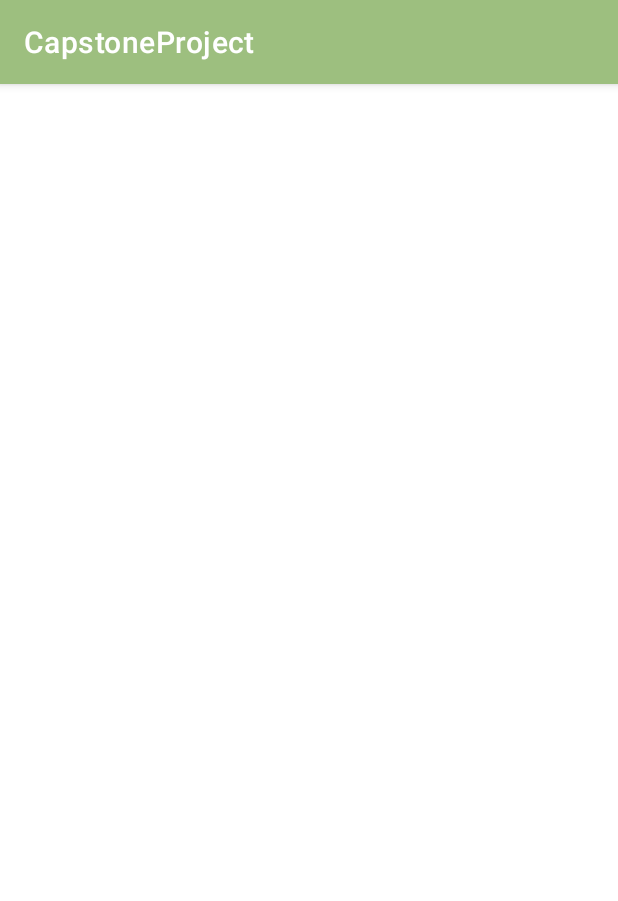
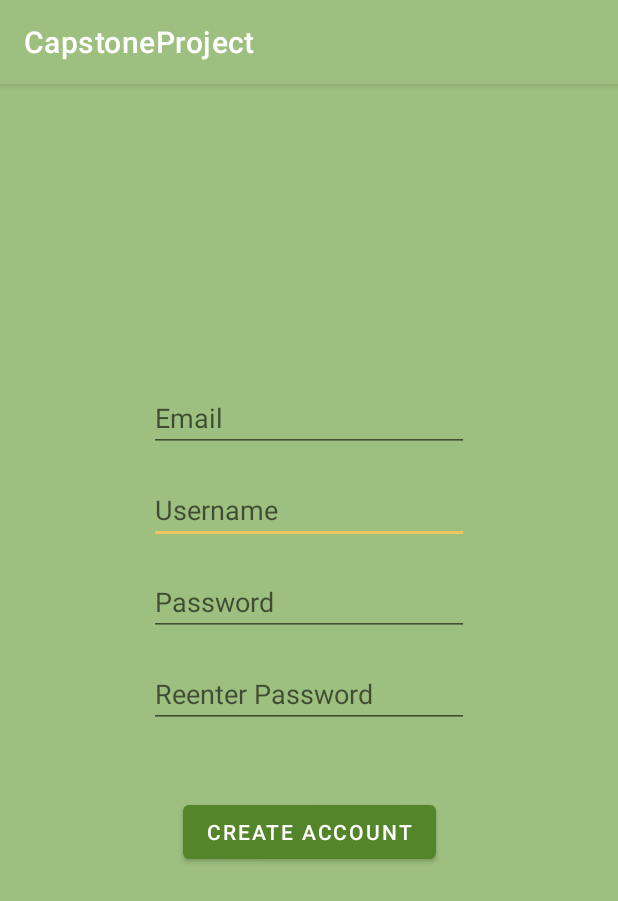
Before and after one commit to cmdmac23/CapstoneProject, an Android app: the CreateAccount screen opened directly, with no data from a screen before it, on a phone screen of 412 x 824 dp. Shown: the top 901 px of the screen. Run offline under Robolectric (Android 15) with nearby library versions, the phone set to English and light mode, and no system bars.

Commit message:
create account update + authentication support

```diff
--- a/app/src/main/java/com/example/capstoneproject/ApiObject.java
+++ b/app/src/main/java/com/example/capstoneproject/ApiObject.java
@@ -1,4 +1,9 @@
 package com.example.capstoneproject;
+
+
+class Authortization{
+    public String token;
+}
 
 class ApiResponse {
     public String text;
--- a/app/src/main/java/com/example/capstoneproject/Login.java
+++ b/app/src/main/java/com/example/capstoneproject/Login.java
@@ -99,7 +99,6 @@ class AccountLogin extends AsyncTask<String, Void, Void> {
     UserLogin user;
     ApiResponse apiResponse = null;
     ProgressDialog progress;
-    Dialog dialog;
 
     AccountLogin(Context ctx, Activity act, View vw, UserLogin userLogin) {
         this.context = ctx;
@@ -120,20 +119,17 @@ class AccountLogin extends AsyncTask<String, Void, Void> {
         Gson gson = new Gson();
         String json = gson.toJson(user);
 
-        apiResponse = (ApiResponse)ApiManagement.PostWithReturn(json, new ApiResponse(), ApiResponse.class);
+        apiResponse = (ApiResponse)ApiManagement.PostWithReturn("login", json, new ApiResponse(), ApiResponse.class);
         return  null;
     }
 
     @Override
     protected void onPostExecute(Void temp){
         progress.hide();
-
-        Log.e("results", apiResponse.text);
         if (apiResponse == null){
 
         }
         else{
-            Log.e("RESPONSE CONTENT", apiResponse.text);
             if (!apiResponse.text.equals("Successful login")){       // issue with login
                 Login.popupMessage(apiResponse.text, context);
             }
--- a/app/src/main/res/layout/activity_create_account.xml
+++ b/app/src/main/res/layout/activity_create_account.xml
@@ -4,6 +4,73 @@
     xmlns:tools="http://schemas.android.com/tools"
     android:layout_width="match_parent"
     android:layout_height="match_parent"
+    android:background="@color/lightest_green"
     tools:context=".CreateAccount">
 
+    <EditText
+        android:id="@+id/createUsername"
+        android:layout_width="wrap_content"
+        android:layout_height="wrap_content"
+        android:layout_marginTop="16dp"
+        android:ems="10"
+        android:hint="Username"
+        android:inputType="textPersonName"
+        android:textColor="@color/darkest_green"
+        android:textColorHint="?android:attr/textColorHint"
+        app:layout_constraintEnd_toEndOf="parent"
+        app:layout_constraintStart_toStartOf="parent"
+        app:layout_constraintTop_toBottomOf="@+id/createEmail" />
+
+    <EditText
+        android:id="@+id/createEmail"
+        android:layout_width="wrap_content"
+        android:layout_height="wrap_content"
+        android:layout_marginTop="200dp"
+        android:ems="10"
+        android:hint="Email"
+        android:inputType="textEmailAddress"
+        android:textColor="@color/darkest_green"
+        app:layout_constraintEnd_toEndOf="parent"
+        app:layout_constraintStart_toStartOf="parent"
+        app:layout_constraintTop_toTopOf="parent" />
+
+    <EditText
+        android:id="@+id/createPassword"
+        android:layout_width="wrap_content"
+        android:layout_height="wrap_content"
+        android:layout_marginTop="16dp"
+        android:ems="10"
+        android:hint="Password"
+        android:inputType="textPassword"
+        android:textColor="@color/darkest_green"
+        app:layout_constraintEnd_toEndOf="parent"
+        app:layout_constraintStart_toStartOf="parent"
+        app:layout_constraintTop_toBottomOf="@+id/createUsername" />
+
+    <EditText
+        android:id="@+id/createPasswordVerify"
+        android:layout_width="wrap_content"
+        android:layout_height="wrap_content"
+        android:layout_marginTop="16dp"
+        android:ems="10"
+        android:hint="Reenter Password"
+        android:inputType="textPassword"
+        android:textColor="@color/darkest_green"
+        app:layout_constraintEnd_toEndOf="parent"
+        app:layout_constraintStart_toStartOf="parent"
+        app:layout_constraintTop_toBottomOf="@+id/createPassword" />
+
+    <Button
+        android:id="@+id/createAccountButton"
+        android:layout_width="wrap_content"
+        android:layout_height="wrap_content"
+        android:layout_marginBottom="200dp"
+        android:onClick="createAccountClick"
+        android:text="Create Account"
+        app:backgroundTint="@color/middle_green"
+        app:layout_constraintBottom_toBottomOf="parent"
+        app:layout_constraintEnd_toEndOf="parent"
+        app:layout_constraintStart_toStartOf="parent"
+        app:layout_constraintTop_toBottomOf="@+id/createPasswordVerify" />
+
 </androidx.constraintlayout.widget.ConstraintLayout>
```
Also changed, not shown: app/src/main/java/com/example/capstoneproject/ApiManagement.java (+36 -75 lines), app/src/main/java/com/example/capstoneproject/CreateAccount.java (+125 -0 lines).
